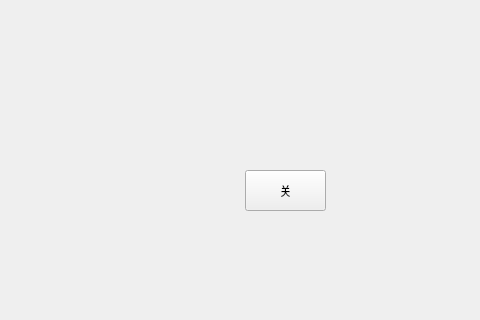
Before: the Qt Designer form cameratest.ui in Hongws/QCameraTest, drawn with Qt 5; both pictures show x 175 to 655 and y 280 to 600 of the 800 by 600 pixel window.
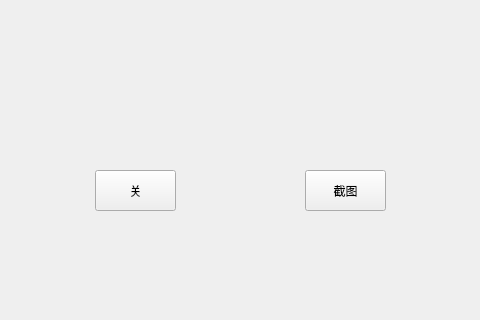
After: the same form once the commit is applied.

Commit message: 增加了截图功能

What changed in the file:
```diff
--- a/cameratest.ui
+++ b/cameratest.ui
@@ -43,7 +43,7 @@
    <widget class="QPushButton" name="closeButton">
     <property name="geometry">
      <rect>
-      <x>420</x>
+      <x>270</x>
       <y>450</y>
       <width>81</width>
       <height>41</height>
@@ -53,6 +53,19 @@
      <string>关</string>
     </property>
    </widget>
+   <widget class="QPushButton" name="saveButton">
+    <property name="geometry">
+     <rect>
+      <x>480</x>
+      <y>450</y>
+      <width>81</width>
+      <height>41</height>
+     </rect>
+    </property>
+    <property name="text">
+     <string>截图</string>
+    </property>
+   </widget>
   </widget>
   <widget class="QMenuBar" name="menubar">
    <property name="geometry">
```
The commit also changes 3 other files.
